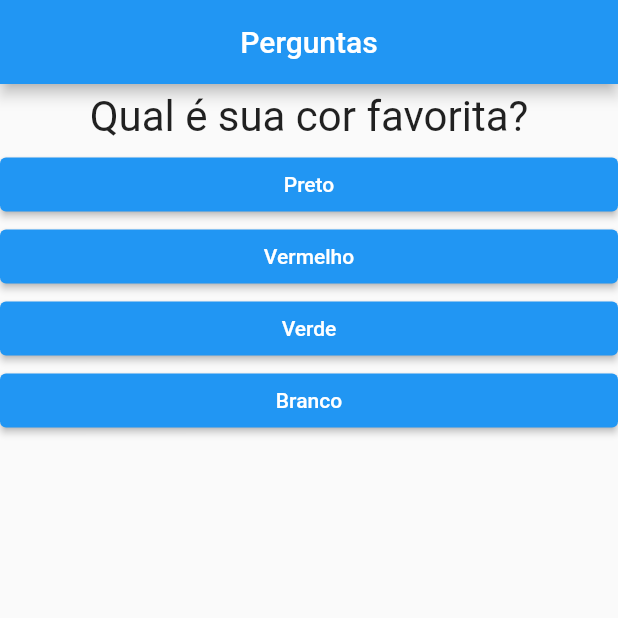
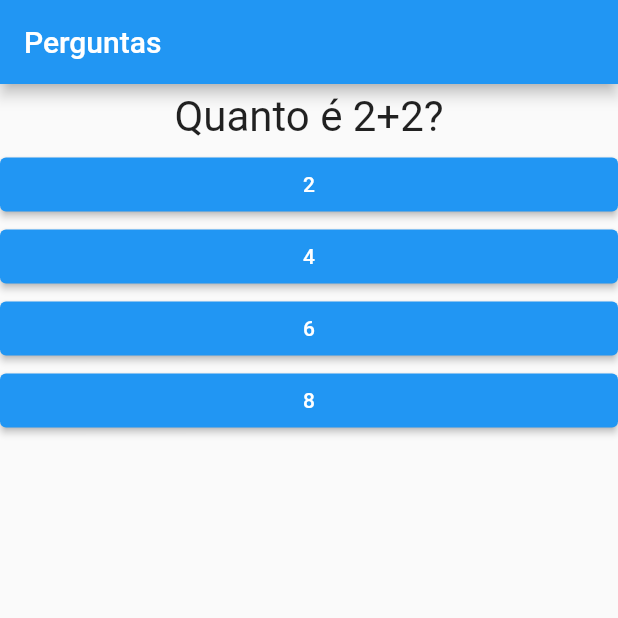
Before and after one commit to igorsromero/projeto_perguntas, a Flutter app: the screen it shows after launch, on a phone screen of 412 x 824 dp, the top half of it. Run offline on Flutter 3.47's test engine with Material 2 defaults, Android fonts, the phone set to English and light mode, and no system bars.

```diff
--- a/lib/main.dart
+++ b/lib/main.dart
@@ -1,33 +1,47 @@
 import 'package:flutter/material.dart';
-import './questao.dart';
-import './resposta.dart';
+import './questionario.dart';
+import './resultado.dart';
 
 main() => runApp(new PerguntaApp());
 
 class _PerguntaAppState extends State<PerguntaApp> {
   var _perguntaSelecionada = 0;
-
-  final List<Map> _perguntas = const [
+  var _pontuacaoTotal = 0;
+  final _perguntas = const [
     {
-      'texto': 'Qual é sua cor favorita?',
-      'respostas': ['Preto', 'Vermelho', 'Verde', 'Branco'],
+      'texto': 'Quanto é 2+2?',
+      'respostas': [
+        {'texto': '2', 'pontuacao': 0},
+        {'texto': '4', 'pontuacao': 10},
+        {'texto': '6', 'pontuacao': 0},
+        {'texto': '8', 'pontuacao': 0},
+      ],
     },
     {
-      'texto': 'Qual é o seu animal favorito?',
-      'respostas': ['Coelho', 'Cobra', 'Elefante', 'Leão'],
+      'texto': 'Quanto é 2+2*2?',
+      'respostas': [
+        {'texto': '2', 'pontuacao': 0},
+        {'texto': '4', 'pontuacao': 0},
+        {'texto': '6', 'pontuacao': 10},
+        {'texto': '8', 'pontuacao': 0},
+      ],
     },
-    {
-      'texto': 'Qual é o seu amorzinho?',
-      'respostas': ['Nathália', 'Natalia', 'Natholia', 'Natolina'],
-    }
   ];
 
-  void _responder() {
+  void _responder(int pontuacao) {
     if (temPerguntaSelecionada) {
       setState(() {
         _perguntaSelecionada++;
+        _pontuacaoTotal += pontuacao;
       });
     }
+  }
+
+  void _reiniciarQuestionario() {
+    setState(() {
+      _perguntaSelecionada = 0;
+      _pontuacaoTotal = 0;
+    });
   }
 
   bool get temPerguntaSelecionada {
@@ -36,23 +50,18 @@ class _PerguntaAppState extends State<PerguntaApp> {
 
   @override
   Widget build(BuildContext context) {
-    List<String> respostas = temPerguntaSelecionada
-        ? _perguntas[_perguntaSelecionada]['respostas']
-        : [''];
-
     return MaterialApp(
       home: Scaffold(
         appBar: AppBar(
-          title: Center(child: Text('Perguntas')),
+          title: Text('Perguntas'),
         ),
         body: temPerguntaSelecionada
-            ? Column(
-                children: [
-                  Questao(_perguntas[_perguntaSelecionada]['texto']),
-                  ...respostas.map((t) => Resposta(t, _responder)).toList(),
-                ],
+            ? Questionario(
+                perguntas: _perguntas,
+                perguntaSelecionada: _perguntaSelecionada,
+                quandoResponder: _responder,
               )
-            : null,
+            : Resultado(_pontuacaoTotal, _reiniciarQuestionario),
       ),
     );
   }
--- /dev/null
+++ b/lib/questionario.dart
@@ -0,0 +1,37 @@
+import 'package:flutter/material.dart';
+import './questao.dart';
+import './resposta.dart';
+
+class Questionario extends StatelessWidget {
+  final perguntas;
+  final int perguntaSelecionada;
+  final void Function(int) quandoResponder;
+
+  Questionario({
+    required this.perguntas,
+    required this.perguntaSelecionada,
+    required this.quandoResponder,
+  });
+
+  bool get temPerguntaSelecionada {
+    return perguntaSelecionada < perguntas.length;
+  }
+
+  @override
+  Widget build(BuildContext context) {
+    List<Map<String, dynamic>> respostas = temPerguntaSelecionada
+        ? perguntas[perguntaSelecionada]['respostas']
+        : null;
+    return Column(
+      children: <Widget>[
+        Questao(perguntas[perguntaSelecionada]['texto']),
+        ...respostas.map((resp) {
+          return Resposta(
+            resp['texto'],
+            () => quandoResponder(resp['pontuacao']),
+          );
+        }).toList(),
+      ],
+    );
+  }
+}
```
Also changed, not shown: lib/resultado.dart (added, +42 -0 lines).
